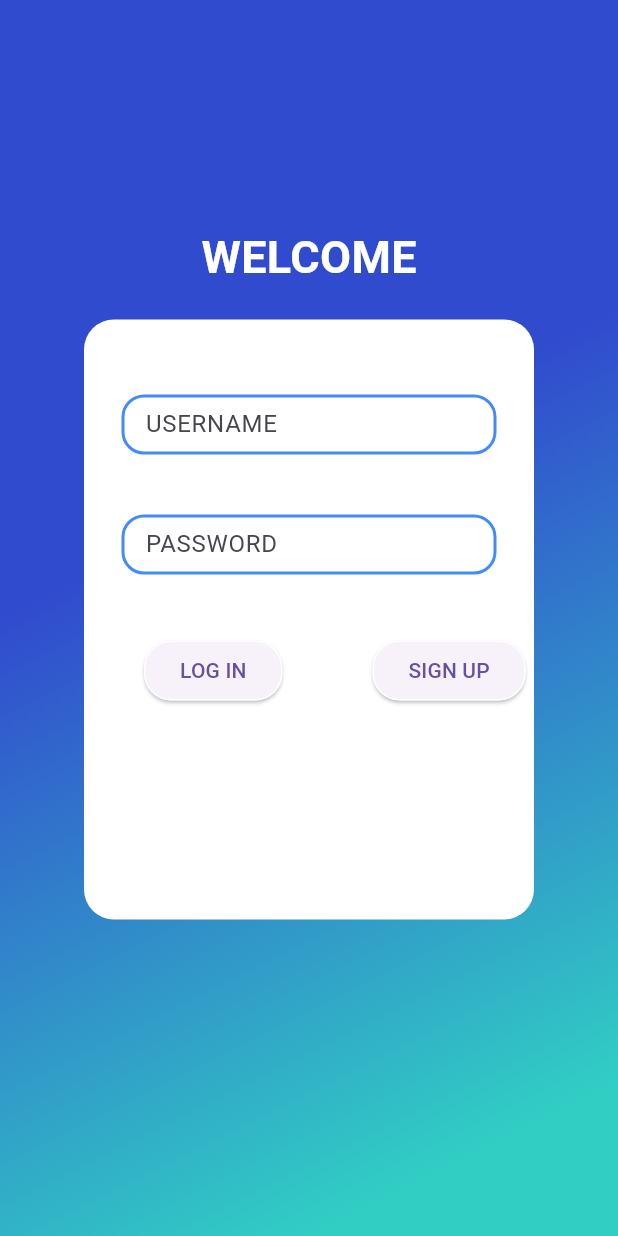
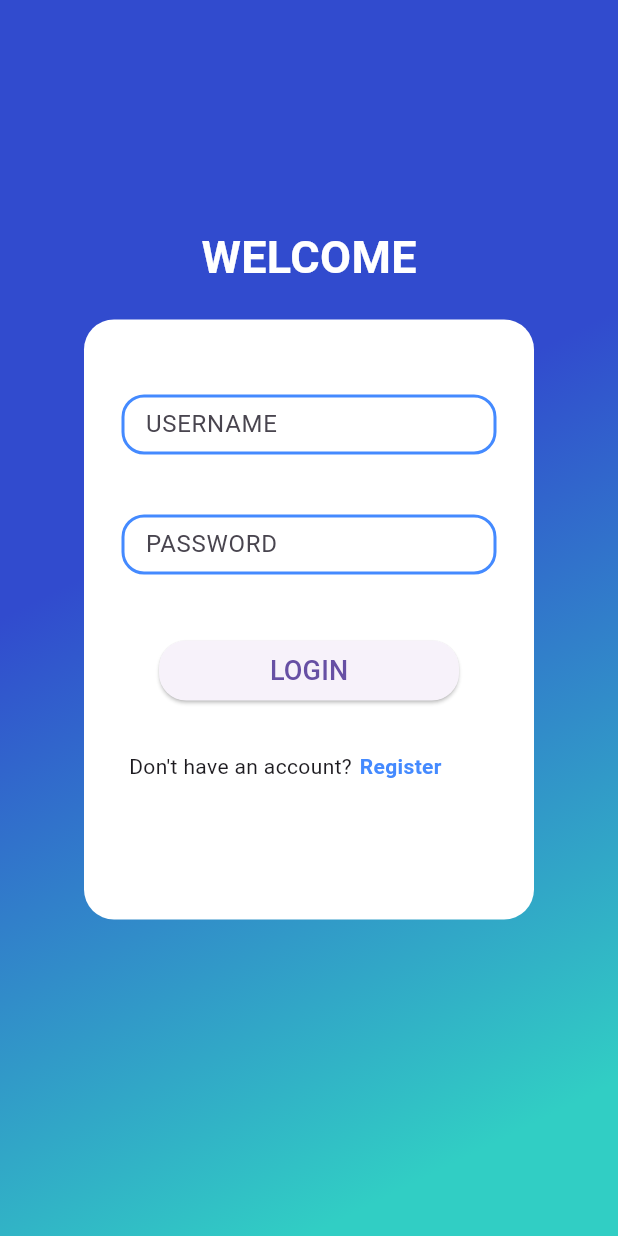
Before and after one commit to MohamedTarek26/Expenses_App-HCI_Project, a Flutter app: the screen it shows after launch, after a tap on "Let's Get Started", on a phone screen of 412 x 824 dp. Run offline on Flutter 3.47's test engine with Material 3 defaults, Android fonts, the phone set to English and light mode, and no system bars; our stand-ins replace gap.

Commit message:
register page

```diff
--- a/lib/home_page.dart
+++ b/lib/home_page.dart
@@ -1,3 +1,4 @@
+import 'package:expenses_hci/profile_page.dart';
 import 'package:flutter/material.dart';
 import 'add_transaction.dart';
 import 'transaction.dart';
@@ -229,7 +230,7 @@ class _HomePageState extends State<HomePage> {
                     context,
                     MaterialPageRoute(
                         builder: (context) =>
-                            UnderConstruction()), // Replace SecondPage with the name of the page you want to navigate to
+                            ProfilePage()), // Replace SecondPage with the name of the page you want to navigate to
                   );
                 },
               ),
--- a/lib/login_page.dart
+++ b/lib/login_page.dart
@@ -70,33 +70,34 @@ class _loginPage extends State<loginPage> {
                        Gap(40),
                        Row(
                          children: [
-                           Gap(40),
+                           Gap(50),
                            ElevatedButton(
                              style: ButtonStyle(
                                  shape: MaterialStateProperty.all<RoundedRectangleBorder>(
                                      RoundedRectangleBorder(
                                          borderRadius: BorderRadius.circular(18.0),
-                                         side: BorderSide(color: Colors.white)
                                      )
-                                 )
+                                 ),
+                               fixedSize: MaterialStateProperty.all(Size(200,10)),
                              ),
                              onPressed: () {
                                Navigator.pushReplacementNamed(context,"home");
                              },
-                             child: Text('LOG IN'),
+                             child: Text('LOGIN',style: TextStyle(fontSize: 18)),
                            ),
-                           Gap(60),
-                           ElevatedButton(
-                             style: ButtonStyle(
-                                 shape: MaterialStateProperty.all<RoundedRectangleBorder>(
-                                     RoundedRectangleBorder(
-                                         borderRadius: BorderRadius.circular(18.0),
-                                         side: BorderSide(color: Colors.white)
-                                     )
-                                 )
-                             ),
-                             onPressed: () {},
-                             child: Text('SIGN UP'),
+                         ],
+                       ),
+                       const Gap(30),
+                       Row(
+                         children: [
+                           Gap(30),
+                           Text("Don't have an account?"),
+                           Gap(5),
+                           InkWell(
+                             child: Text("Register",style: TextStyle(color: Colors.blueAccent,fontWeight: FontWeight.bold)),
+                             onTap: (){
+                                 Navigator.pushReplacementNamed(context, "Register");
+                             },
                            ),
                          ],
                        ),
--- a/lib/main.dart
+++ b/lib/main.dart
@@ -1,3 +1,4 @@
+import 'package:expenses_hci/Register.dart';
 import 'package:expenses_hci/login_page.dart';
 import 'package:flutter/material.dart';
 import 'home_page.dart';
@@ -15,6 +16,7 @@ class MyApp extends StatelessWidget {
       routes:{
         "login":(context)=>loginPage(),
         "home":(context)=>HomePage(),
+        "Register":(context)=>RegisterPage(),
       },
     );
   }
--- a/lib/welcome.dart
+++ b/lib/welcome.dart
@@ -2,7 +2,6 @@
 
 import 'package:expenses_hci/home_page.dart';
 import 'package:flutter/material.dart';
-import 'home_page.dart';
 import 'package:expenses_hci/login_page.dart';
 
 class WelcomePage extends StatelessWidget {
```
Also changed, not shown: lib/Register.dart (added, +126 -0 lines), lib/profile_page.dart (added, +17 -0 lines).
